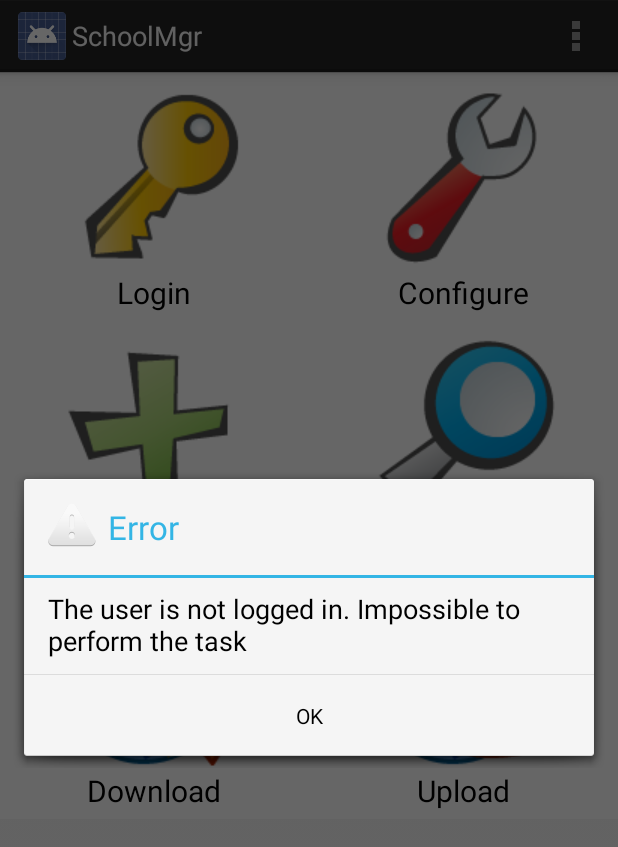
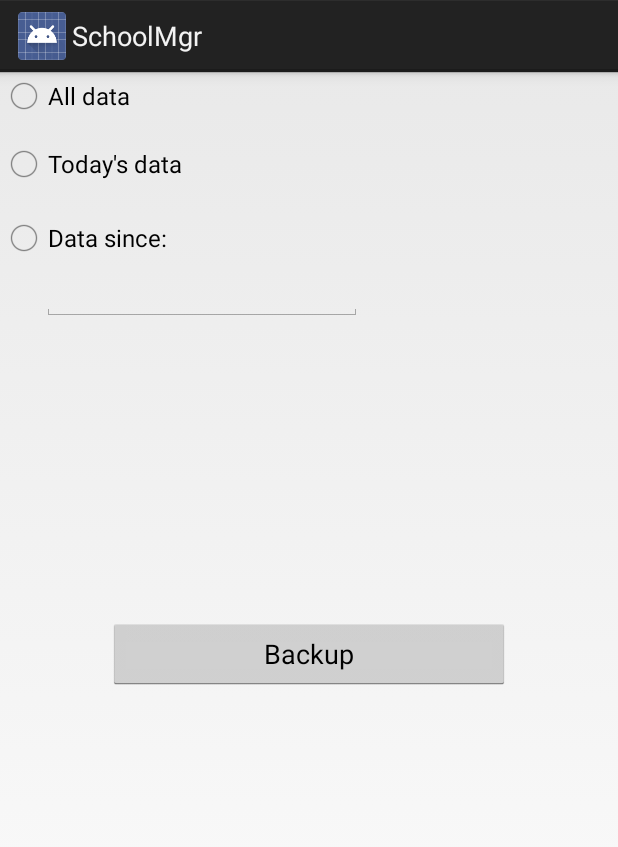
Before and after one commit to ritalenzi/SudChiamaNord-SchoolMgr, an Android app: the screen it shows after launch (MainActivity before the commit, BackupActivity after it), in the options menu, after a tap on "Backup", on a phone screen of 412 x 824 dp. Shown: the top 847 px of the screen. Run offline under Robolectric (Android 15) with nearby library versions, the phone set to English and light mode, and no system bars.

Commit message:
Continued implementation and continued documentation

```diff
--- a/app/src/main/java/com/sudchiamanord/schoolmgr/activities/KidInfoActivity.java
+++ b/app/src/main/java/com/sudchiamanord/schoolmgr/activities/KidInfoActivity.java
@@ -557,10 +557,10 @@ public class KidInfoActivity extends FragmentActivity
         args.putInt ("year", year);
         args.putInt ("month", month);
         args.putInt ("day", day);
-        date.setArguments(args);
+        date.setArguments (args);
 
-        date.setCallBack(callback);
-        date.show(getSupportFragmentManager(), "Date Picker");
+        date.setCallBack (callback);
+        date.show (getSupportFragmentManager(), "Date Picker");
     }
 
     DatePickerDialog.OnDateSetListener callback = new DatePickerDialog.OnDateSetListener()
--- a/app/src/main/java/com/sudchiamanord/schoolmgr/activities/MainActivity.java
+++ b/app/src/main/java/com/sudchiamanord/schoolmgr/activities/MainActivity.java
@@ -63,9 +63,9 @@ public class MainActivity extends LifecycleLoggingActivity
         switch (item.getItemId()) {
 
             case R.id.action_backup:
-                if (!checkLogin()) {
-                    return true;
-                }
+//                if (!checkLogin()) {  // TODO: ADD THIS BACK
+//                    return true;
+//                }
 
                 Intent intent = new Intent (this, BackupActivity.class);
                 intent.putExtra (Tags.CURRENT_USER, mUser);
--- a/app/src/main/java/com/sudchiamanord/schoolmgr/operations/LoadOps.java
+++ b/app/src/main/java/com/sudchiamanord/schoolmgr/operations/LoadOps.java
@@ -133,7 +133,7 @@ public class LoadOps
 //                    Log.d (TAG, "Image file " + ze.getName());
                     byte[] imageData = baf.toByteArray();
 //                    Log.d (TAG, "Image file " + ze.getName() + " as bytes");
-                    Bitmap bitmap = BitmapFactory.decodeByteArray(imageData, 0, imageData.length);
+                    Bitmap bitmap = BitmapFactory.decodeByteArray (imageData, 0, imageData.length);
                     fos = mActivity.get().openFileOutput (ze.getName(), Context.MODE_PRIVATE);
                     bitmap.compress(Bitmap.CompressFormat.JPEG, 100, fos);
                     fos.close();
--- a/app/src/main/res/layout/activity_backup.xml
+++ b/app/src/main/res/layout/activity_backup.xml
@@ -1,6 +1,63 @@
 <?xml version="1.0" encoding="utf-8"?>
-<LinearLayout xmlns:android="http://schemas.android.com/apk/res/android"
-    android:orientation="vertical" android:layout_width="match_parent"
+<RelativeLayout
+    xmlns:android="http://schemas.android.com/apk/res/android"
+    android:orientation="vertical"
+    android:layout_width="match_parent"
     android:layout_height="match_parent">
 
-</LinearLayout>
+    <RadioGroup xmlns:android="http://schemas.android.com/apk/res/android"
+        android:layout_width="fill_parent"
+        android:layout_height="wrap_content"
+        android:orientation="vertical"
+        android:id="@+id/rgBackup">
+
+        <RadioButton
+            android:text="@string/rbAllData"
+            android:layout_width="match_parent"
+            android:layout_height="wrap_content"
+            android:id="@+id/rbBackupAllData"
+            android:onClick="onRadioButtonClicked" />
+
+        <RadioButton
+            android:text="@string/rbBackupToday"
+            android:layout_width="match_parent"
+            android:layout_height="wrap_content"
+            android:id="@+id/rbBackupToday"
+            android:layout_marginTop="13dp"
+            android:onClick="onRadioButtonClicked" />
+
+        <RadioButton
+            android:text="@string/rbBackupSince"
+            android:layout_width="match_parent"
+            android:layout_height="wrap_content"
+            android:id="@+id/rbBackupSince"
+            android:layout_marginTop="17dp"
+            android:onClick="onRadioButtonClicked" />
+
+    </RadioGroup>
+
+    <Button
+        android:text="@string/btnBackup"
+        android:layout_centerInParent="true"
+        android:onClick="backup"
+        android:layout_width="268dp"
+        android:layout_height="wrap_content"
+        android:id="@+id/btnBackup" />
+
+    <EditText
+        android:layout_width="wrap_content"
+        android:layout_height="wrap_content"
+        android:inputType="date"
+        android:clickable="false"
+        android:cursorVisible="false"
+        android:focusable="false"
+        android:focusableInTouchMode="false"
+        android:ems="10"
+        android:id="@+id/txtBackupSince"
+        android:layout_marginLeft="28dp"
+        android:layout_marginStart="28dp"
+        android:layout_below="@+id/rgBackup"
+        android:layout_alignParentLeft="true"
+        android:layout_alignParentStart="true" />
+
+</RelativeLayout>
--- a/app/src/main/res/values/strings.xml
+++ b/app/src/main/res/values/strings.xml
@@ -161,4 +161,9 @@
     <string name="deleteSuccess">Info successfully deleted</string>
     <string name="deleteFailed">Impossible to delete the info</string>
 
+    <string name="btnBackup">Backup</string>
+    <string name="rbAllData">All data</string>
+    <string name="rbBackupToday">Today\'s data</string>
+    <string name="rbBackupSince">Data since:</string>
+
 </resources>
```
Also changed, not shown: app/src/main/java/com/sudchiamanord/schoolmgr/activities/BackupActivity.java (+76 -3 lines), app/src/main/java/com/sudchiamanord/schoolmgr/activities/LoadActivity.java (+9 -8 lines), 3 other files.
